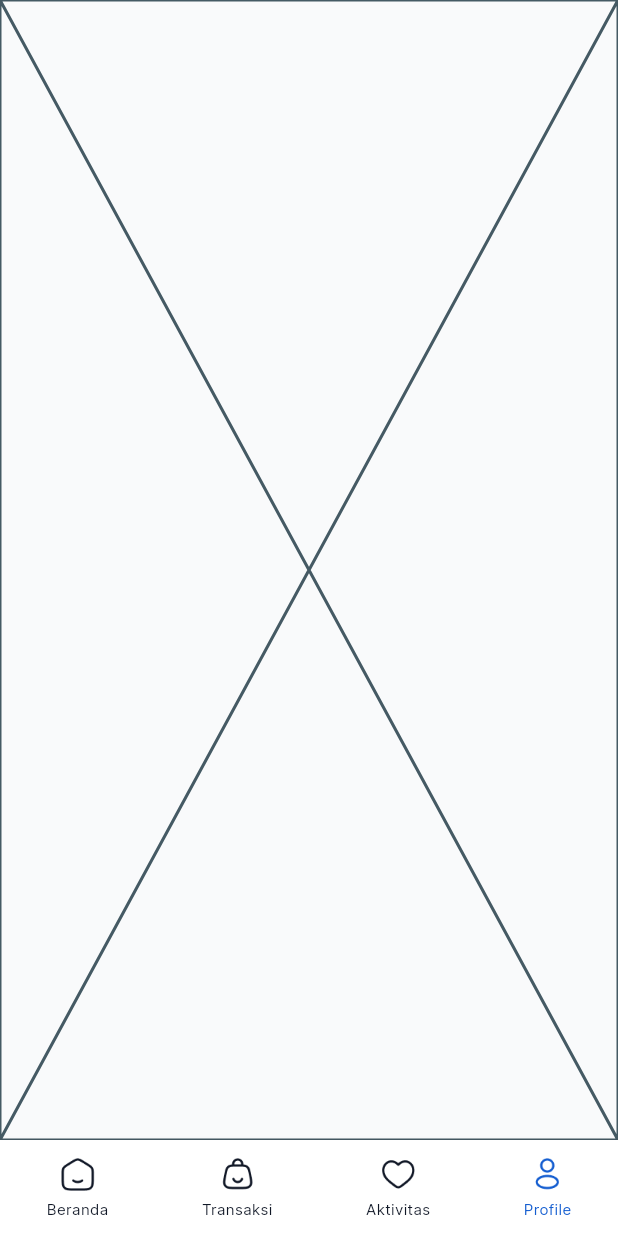
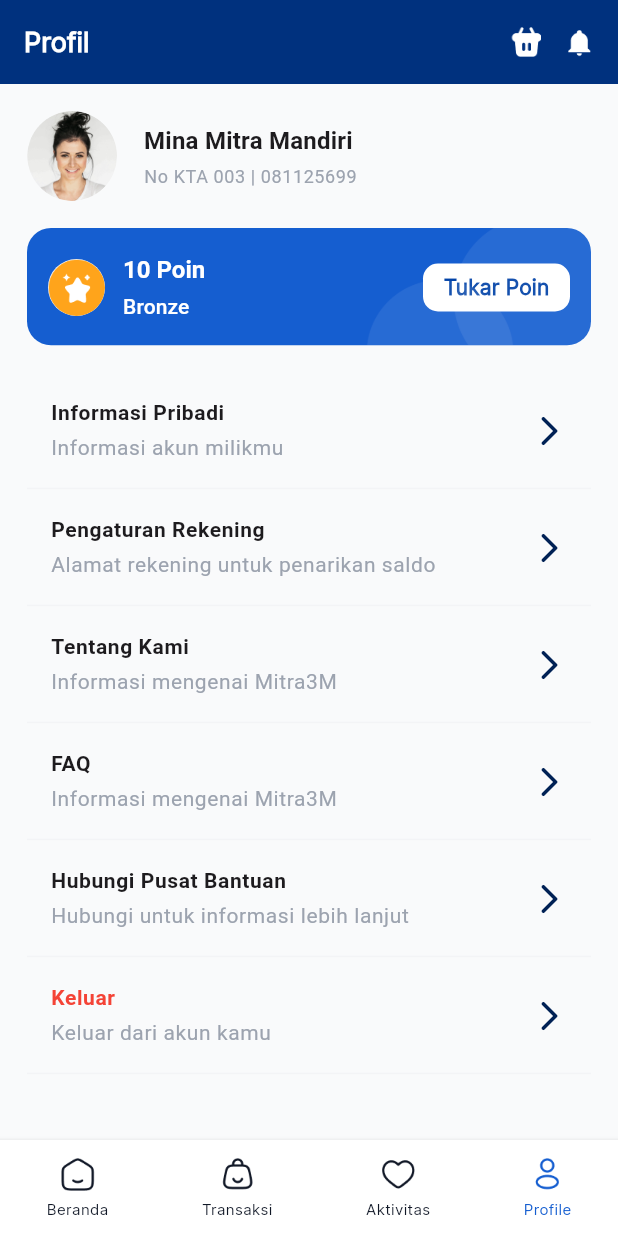
Before and after one commit to minamitra/minamitra-pembudidaya-mobile, a Flutter app: the DashboardPage screen opened directly, item 4 of the bottom bar chosen, on a phone screen of 412 x 824 dp. Run offline on Flutter 3.47's test engine with Material 3 defaults, Android fonts, the light colour scheme and no system bars; our stand-ins replace cached_network_image, carousel_slider, dropdown_button2, equatable, flutter_bloc, flutter_secure_storage and 4 more; missing offline and left inert: flutter_regex, flutter_statusbarcolor_ns, linear_progress_bar; accounts and stored records are empty.

Commit message:
✨ Profile slicing UI

```diff
--- a/lib/core/components/app_bar.dart
+++ b/lib/core/components/app_bar.dart
@@ -1,6 +1,7 @@
 import 'package:minamitra_pembudidaya_mobile/core/components/app_text.dart';
 import 'package:flutter/material.dart';
 import 'package:minamitra_pembudidaya_mobile/core/themes/app_color.dart';
+import 'package:minamitra_pembudidaya_mobile/core/utils/app_assets.dart';
 
 PreferredSizeWidget appDefaultAppBar(
   BuildContext context,
@@ -84,3 +85,28 @@ Widget appSliverDefaultAppBar({
     ),
   );
 }
+
+PreferredSizeWidget appDefaultAppBarWithBucket(
+  BuildContext context,
+  String title,
+) {
+  return appDefaultAppBar(
+    context,
+    title,
+    isBackButton: false,
+    actions: [
+      Image.asset(
+        AppAssets.basketIcon,
+        height: 20.0,
+        fit: BoxFit.cover,
+      ),
+      const SizedBox(width: 16.0),
+      Image.asset(
+        AppAssets.bellIcon,
+        height: 20.0,
+        fit: BoxFit.cover,
+      ),
+      const SizedBox(width: 16.0),
+    ],
+  );
+}
--- a/lib/core/components/app_button.dart
+++ b/lib/core/components/app_button.dart
@@ -179,8 +179,9 @@ class AppPrimaryOutlineFullButton extends _CustomButton {
 class AppWhiteButton extends _CustomButton {
   AppWhiteButton(
     String text,
-    Function() onPressed,
-  ) : super(
+    Function() onPressed, {
+    double? height = 53.0,
+  }) : super(
           Text(
             text,
             style: AppTextStyle.primarySmallBoldText.copyWith(
@@ -189,6 +190,7 @@ class AppWhiteButton extends _CustomButton {
           ),
           onPressed,
           buttonStyle: _CustomButtonStyle.white,
+          height: height,
         );
 }
 
--- a/lib/core/utils/app_assets.dart
+++ b/lib/core/utils/app_assets.dart
@@ -37,4 +37,9 @@ class AppAssets {
   // Transaction
   static const String product1Image = "$imagePath/product-1-image.png";
   static const String cashIcon = "$iconPath/cash-icon.png";
+
+  // Profile
+  static const String profileImageDummy = "$imagePath/profile.png";
+  static const String circleBackdropImage = "$imagePath/circle-backdrop.png";
+  static const String startFullIcon = "$iconPath/star-full-icon.png";
 }
--- a/lib/feature/dashboard/views/dashboard_page.dart
+++ b/lib/feature/dashboard/views/dashboard_page.dart
@@ -1,6 +1,7 @@
 import 'package:minamitra_pembudidaya_mobile/feature/dashboard/components/dashboard_bottom_navigation_bar.dart';
 import 'package:flutter/material.dart';
 import 'package:minamitra_pembudidaya_mobile/feature/home/views/home_page.dart';
+import 'package:minamitra_pembudidaya_mobile/feature/profile/view/profile_page.dart';
 import 'package:minamitra_pembudidaya_mobile/feature/transaction/views/transaction_page.dart';
 
 class DashboardPage extends StatefulWidget {
@@ -19,7 +20,7 @@ class _DashboardPageState extends State<DashboardPage> {
     HomePage(),
     TransactionPage(),
     Placeholder(),
-    Placeholder(),
+    ProfilePage(),
   ];
 
   final PageStorageBucket bucket = PageStorageBucket();
--- /dev/null
+++ b/lib/feature/profile/view/profile_page.dart
@@ -0,0 +1,19 @@
+import 'package:flutter/material.dart';
+import 'package:minamitra_pembudidaya_mobile/core/components/app_bar.dart';
+import 'package:minamitra_pembudidaya_mobile/feature/profile/view/profile_view.dart';
+
+class ProfilePage extends StatelessWidget {
+  const ProfilePage({super.key});
+
+  static RouteSettings routeSettings() {
+    return const RouteSettings(name: '/profile-page');
+  }
+
+  @override
+  Widget build(BuildContext context) {
+    return Scaffold(
+      appBar: appDefaultAppBarWithBucket(context, "Profil"),
+      body: ProfileView(),
+    );
+  }
+}
--- /dev/null
+++ b/lib/feature/profile/view/profile_view.dart
@@ -0,0 +1,234 @@
+import 'package:flutter/material.dart';
+import 'package:minamitra_pembudidaya_mobile/core/components/app_button.dart';
+import 'package:minamitra_pembudidaya_mobile/core/themes/app_color.dart';
+import 'package:minamitra_pembudidaya_mobile/core/utils/app_assets.dart';
+import 'package:minamitra_pembudidaya_mobile/main.dart';
+
+class ProfileView extends StatefulWidget {
+  const ProfileView({super.key});
+
+  @override
+  State<ProfileView> createState() => _ProfileViewState();
+}
+
+class _ProfileViewState extends State<ProfileView> {
+  @override
+  Widget build(BuildContext context) {
+    Widget headerProfile() {
+      return Row(
+        children: [
+          Container(
+            width: 60,
+            height: 60,
+            decoration: const BoxDecoration(
+              shape: BoxShape.circle,
+              image: DecorationImage(
+                image: AssetImage(AppAssets.profileImageDummy),
+                fit: BoxFit.cover,
+              ),
+            ),
+          ),
+          const SizedBox(width: 18.0),
+          Column(
+            crossAxisAlignment: CrossAxisAlignment.start,
+            children: [
+              Text(
+                "Mina Mitra Mandiri",
+                style: appTextTheme(context).titleMedium?.copyWith(
+                      fontWeight: FontWeight.w700,
+                    ),
+              ),
+              const SizedBox(height: 4),
+              Text(
+                "No KTA 003 | 081125699",
+                style: appTextTheme(context).bodySmall?.copyWith(
+                      color: AppColor.neutral[400],
+                    ),
+              ),
+            ],
+          ),
+        ],
+      );
+    }
+
+    Widget pointCard() {
+      return Container(
+        decoration: BoxDecoration(
+          borderRadius: BorderRadius.circular(16.0),
+          color: AppColor.primary,
+        ),
+        child: Stack(
+          alignment: Alignment.bottomRight,
+          children: [
+            Padding(
+              padding: const EdgeInsets.symmetric(
+                horizontal: 14.0,
+                vertical: 16.0,
+              ),
+              child: Row(
+                children: [
+                  Container(
+                    height: 38.0,
+                    width: 38.0,
+                    decoration: BoxDecoration(
+                      shape: BoxShape.circle,
+                      color: AppColor.neutral[100],
+                      image: const DecorationImage(
+                        image: AssetImage(AppAssets.startFullIcon),
+                        fit: BoxFit.fill,
+                      ),
+                    ),
+                  ),
+                  const SizedBox(width: 12.0),
+                  Column(
+                    crossAxisAlignment: CrossAxisAlignment.start,
+                    children: [
+                      Text(
+                        "10 Poin",
+                        style: appTextTheme(context).headlineSmall?.copyWith(
+                              fontWeight: FontWeight.w600,
+                              fontSize: 16.0,
+                              color: Colors.white,
+                            ),
+                      ),
+                      const SizedBox(height: 4),
+                      Text(
+                        "Bronze",
+                        style: appTextTheme(context).labelLarge?.copyWith(
+                              color: Colors.white,
+                            ),
+                      ),
+                    ],
+                  ),
+                  const Expanded(child: SizedBox()),
+                  SizedBox(
+                    width: 98.0,
+                    child: AppWhiteButton(
+                      "Tukar Poin",
+                      () {},
+                      height: 32.0,
+                    ),
+                  )
+                ],
+              ),
+            ),
+            Align(
+              alignment: Alignment.bottomRight,
+              child: Image.asset(
+                AppAssets.circleBackdropImage,
+                width: 150.0,
+                fit: BoxFit.fill,
+              ),
+            ),
+          ],
+        ),
+      );
+    }
+
+    Widget actionMenu(
+      String title,
+      String descriptions, {
+      required Function() onTap,
+      bool isRedTitle = false,
+    }) {
+      return InkWell(
+        onTap: onTap,
+        child: Column(
+          children: [
+            const SizedBox(height: 18.0),
+            Padding(
+              padding: const EdgeInsets.symmetric(horizontal: 16.0),
+              child: Row(
+                children: [
+                  Expanded(
+                    child: Column(
+                      crossAxisAlignment: CrossAxisAlignment.start,
+                      mainAxisSize: MainAxisSize.min,
+                      children: [
+                        Text(
+                          title,
+                          style: appTextTheme(context).bodySmall?.copyWith(
+                                fontSize: 14.0,
+                                fontWeight: FontWeight.w700,
+                                color: isRedTitle ? Colors.red : null,
+                              ),
+                        ),
+                        const SizedBox(height: 4.0),
+                        Text(
+                          descriptions,
+                          style: appTextTheme(context).bodySmall?.copyWith(
+                                fontSize: 14.0,
+                                fontWeight: FontWeight.w400,
+                                color: AppColor.neutral[400],
+                              ),
+                        ),
+                      ],
+                    ),
+                  ),
+                  Icon(
+                    Icons.arrow_forward_ios_rounded,
+                    color: AppColor.primary[900],
+                  )
+                ],
+              ),
+            ),
+            const SizedBox(height: 18.0),
+            Divider(
+              color: AppColor.neutral[100],
+              thickness: 1.0,
+              height: 0.0,
+            ),
+          ],
+        ),
+      );
+    }
+
+    List<Widget> actionMenuList() {
+      return [
+        actionMenu(
+          "Informasi Pribadi",
+          "Informasi akun milikmu",
+          onTap: () {},
+        ),
+        actionMenu(
+          "Pengaturan Rekening",
+          "Alamat rekening untuk penarikan saldo",
+          onTap: () {},
+        ),
+        actionMenu(
+          "Tentang Kami",
+          "Informasi mengenai Mitra3M",
+          onTap: () {},
+        ),
+        actionMenu(
+          "FAQ",
+          "Informasi mengenai Mitra3M",
+          onTap: () {},
+        ),
+        actionMenu(
+          "Hubungi Pusat Bantuan",
+          "Hubungi untuk informasi lebih lanjut",
+          onTap: () {},
+        ),
+        actionMenu(
+          "Keluar",
+          "Keluar dari akun kamu",
+          onTap: () {},
+          isRedTitle: true,
+        ),
+      ];
+    }
+
+    return ListView(
+      padding: const EdgeInsets.symmetric(horizontal: 18.0),
+      children: [
+        const SizedBox(height: 18.0),
+        headerProfile(),
+        const SizedBox(height: 18.0),
+        pointCard(),
+        const SizedBox(height: 18.0),
+        ...actionMenuList(),
+      ],
+    );
+  }
+}
```
Also changed, not shown: assets/icons/star-full-icon.png (added), assets/images/circle-backdrop.png (added), assets/images/profile.png (added).
